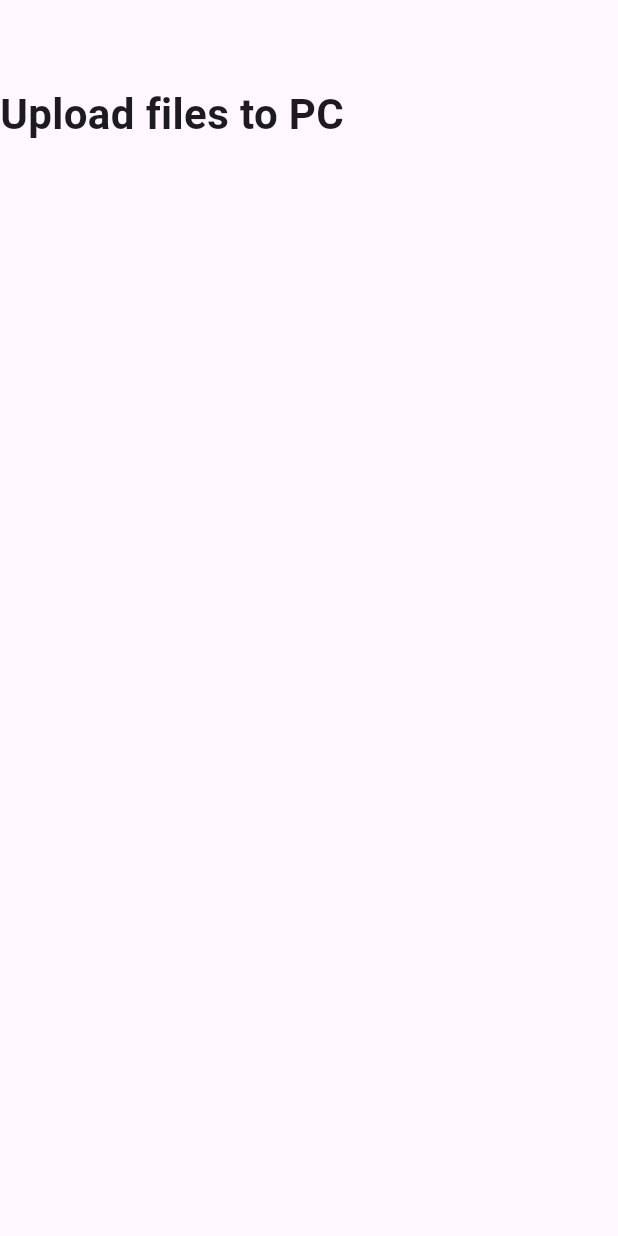
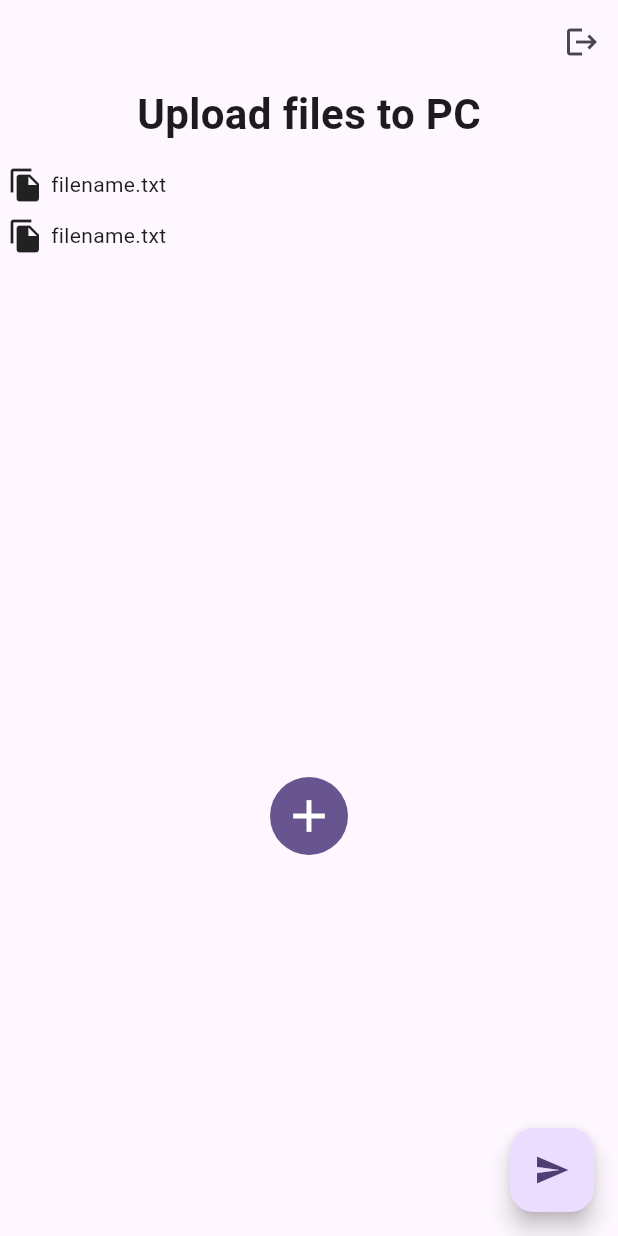
Before and after one commit to 9uy4v/Symple-Mobile, a Flutter app: the screen it shows after launch, after a tap on the "link" icon, on a phone screen of 412 x 824 dp. Run offline on Flutter 3.47's test engine with Material 3 defaults, Android fonts, the phone set to English and light mode, and no system bars.

Commit message:
upload screen skeleton done

```diff
--- a/lib/main.dart
+++ b/lib/main.dart
@@ -11,6 +11,7 @@
   Widget build(BuildContext context) {
     return MaterialApp(
       title: 'Symple',
+      debugShowCheckedModeBanner: false,
       theme: ThemeData(
         colorScheme: ColorScheme.fromSeed(seedColor: Colors.deepPurple),
         useMaterial3: true,
--- a/lib/upload.dart
+++ b/lib/upload.dart
@@ -1,4 +1,5 @@
 import 'package:flutter/material.dart';
+import 'package:symple_mobile/connect.dart';
 
 class UploadScreen extends StatefulWidget {
   const UploadScreen({super.key});
@@ -13,13 +14,69 @@ class _UploadScreenState extends State<UploadScreen> {
     return Scaffold(
       appBar: AppBar(
         elevation: 0,
+        actions: [
+          IconButton(
+              onPressed: () {
+                Navigator.pushReplacement(
+                    context,
+                    MaterialPageRoute(
+                      builder: (context) => const ConnectScreen(),
+                    ));
+              },
+              icon: const Icon(Icons.logout))
+        ],
       ),
-      body: const Text(
-        'Upload files to PC',
-        style: TextStyle(
-          fontWeight: FontWeight.w600,
-          fontSize: 28,
+      body: Center(
+        child: Column(
+          children: [
+            const Text(
+              'Upload files to PC',
+              style: TextStyle(
+                fontWeight: FontWeight.w600,
+                fontSize: 28,
+              ),
+            ),
+            const SizedBox(
+              height: 10,
+            ),
+            ConstrainedBox(
+              constraints: BoxConstraints(maxHeight: MediaQuery.sizeOf(context).height / 2),
+              child: ListView.builder(
+                itemCount: 2, // TO DO : change according to file count from provider
+                itemBuilder: (context, index) {
+                  return Container(
+                    padding: const EdgeInsets.all(5),
+                    child: const Row(
+                      children: [
+                        Icon(Icons.file_copy),
+                        SizedBox(
+                          width: 5,
+                        ),
+                        Text('filename.txt'),
+                      ],
+                    ),
+                  );
+                },
+              ),
+            ),
+            IconButton.filled(
+              onPressed: () {
+                // TO DO : choose and add documents from phone
+              },
+              icon: const Icon(
+                Icons.add,
+                size: 36,
+              ),
+            ),
+          ],
         ),
+      ),
+      floatingActionButton: FloatingActionButton(
+        onPressed: () {
+          // TO DO : send files to pc, clear chosen file array
+
+        },
+        child: const Icon(Icons.send),
       ),
     );
   }
```
